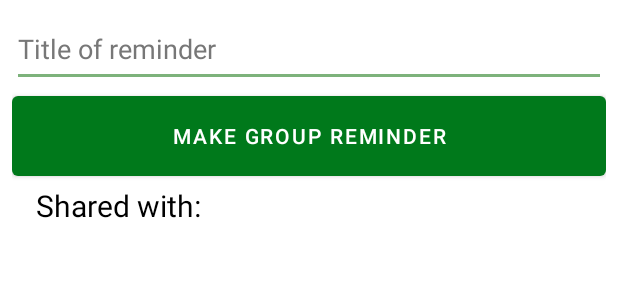
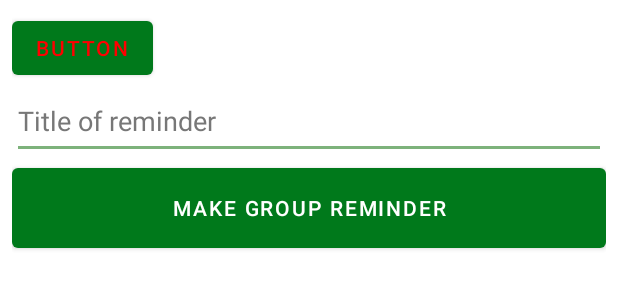
Before and after one commit to Adz946/TouchGrass, an Android app: the layout fragment_new_reminder.xml on its own in the app's theme, with its tools: preview values and no code run, on a phone screen of 412 x 824 dp. Shown: the top 300 px of the screen. Run offline under Robolectric (Android 15) with nearby library versions, the phone set to English and light mode, and no system bars.

Commit message:
Added button with red text

```diff
--- a/TouchGrass App/app/src/main/res/layout/fragment_new_reminder.xml
+++ b/TouchGrass App/app/src/main/res/layout/fragment_new_reminder.xml
@@ -1,6 +1,7 @@
 <?xml version="1.0" encoding="utf-8"?>
 
 <LinearLayout xmlns:android="http://schemas.android.com/apk/res/android"
+    xmlns:app="http://schemas.android.com/apk/res-auto"
     xmlns:tools="http://schemas.android.com/tools"
     tools:context=".reminders.NewReminderFragment"
     android:layout_width="match_parent"
@@ -9,6 +10,13 @@
     android:weightSum="100"
     android:layout_margin="8dp">
 
+
+    <Button
+        android:id="@+id/button"
+        android:layout_width="wrap_content"
+        android:layout_height="wrap_content"
+        android:text="Button"
+        android:textColor="@color/red"/>
 
     <EditText
         android:id="@+id/title_of_reminder"
@@ -28,24 +36,6 @@
         android:text="@string/make_group_reminder"
         android:layout_weight="0"/>
 
-    <LinearLayout
-        android:layout_width="match_parent"
-        android:layout_height="wrap_content"
-        android:orientation="horizontal"
-        android:weightSum="100"
-        android:layout_marginStart="16dp"
-        android:layout_marginEnd="16dp">
-
-        <TextView
-            android:id="@+id/textView4"
-            android:layout_width="0dp"
-            android:layout_height="wrap_content"
-            android:textSize="20sp"
-            android:text="Shared with:"
-            android:layout_weight="35"/>
-
-    </LinearLayout>
-
     <androidx.constraintlayout.widget.ConstraintLayout
         android:layout_width="0dp"
         android:layout_height="match_parent"
@@ -53,5 +43,23 @@
 
     </androidx.constraintlayout.widget.ConstraintLayout>
 
+    <LinearLayout
+        android:layout_width="match_parent"
+        android:layout_height="wrap_content"
+        android:layout_marginStart="16dp"
+        android:layout_marginEnd="16dp"
+        android:orientation="horizontal"
+        android:weightSum="100">
+
+        <TextView
+            android:id="@+id/textView4"
+            android:layout_width="0dp"
+            android:layout_height="wrap_content"
+            android:layout_weight="35"
+            android:text="Shared with:"
+            android:textSize="20sp" />
+
+    </LinearLayout>
+
 
 </LinearLayout>
```
